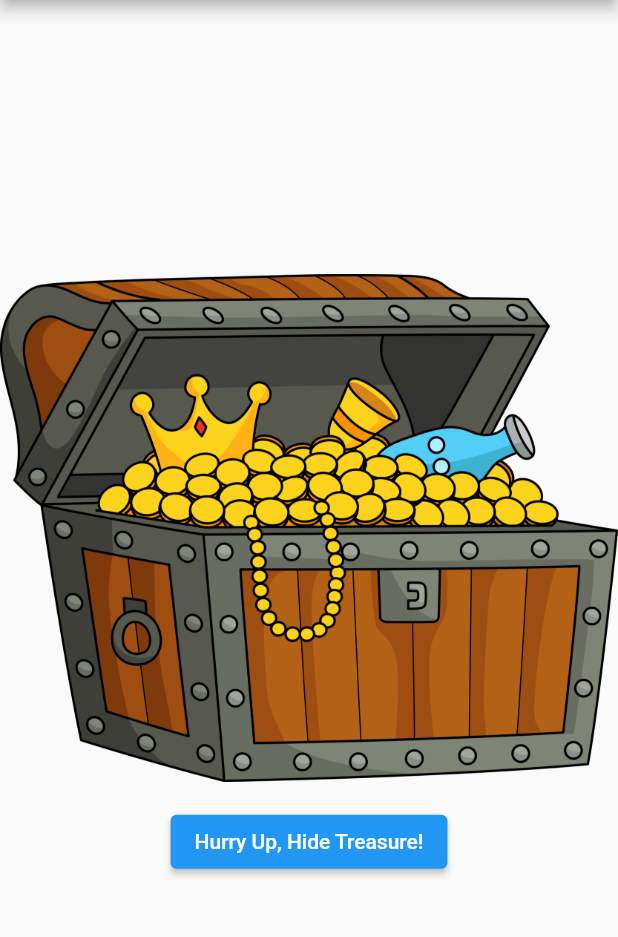
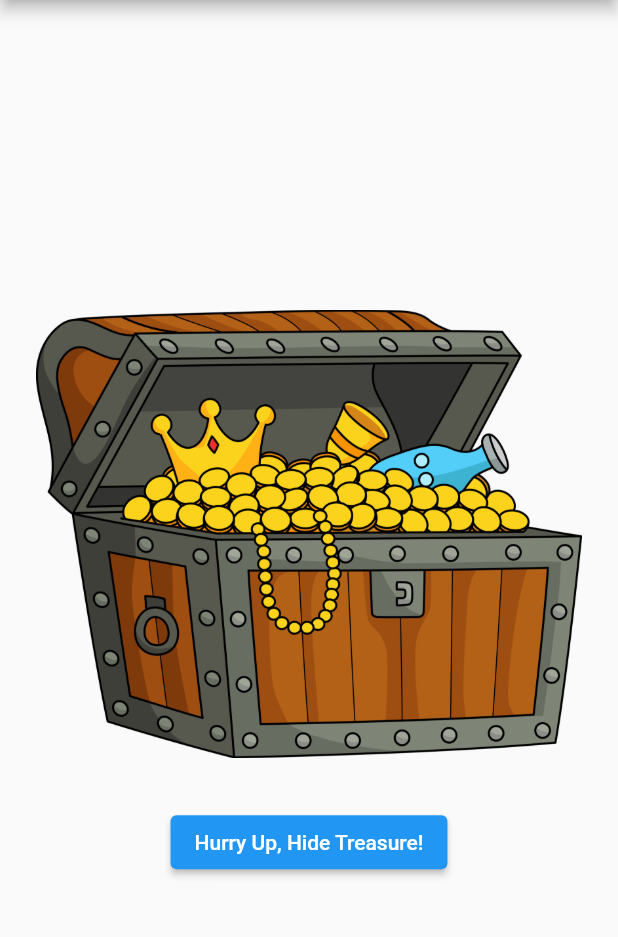
Before and after one commit to MrAlpha786/IAmRich, a Flutter app: the screen it shows after launch, after a tap on "Show Me!", on a phone screen of 412 x 824 dp, the part 84-1021 px from its top. Run offline on Flutter 3.47's test engine with Material 2 defaults, Android fonts, the phone set to English and light mode, and no system bars.

Commit message:
Chane padding of treasure image

```diff
--- a/lib/main.dart
+++ b/lib/main.dart
@@ -19,8 +19,14 @@ class _MyAppState extends State<MyApp> {
 
     if (_showImage) {
       list.addAll([
-        Image.asset('images/chest.png', fit: BoxFit.fitWidth),
-        const SizedBox(height: 16.0),
+        Padding(
+          padding: const EdgeInsets.all(24.0),
+          child: Image.asset(
+            'images/chest.png',
+            fit: BoxFit.fitWidth,
+          ),
+        ),
+        const SizedBox(height: 8.0),
         ElevatedButton(
           onPressed: () {
             setState(() {
```
